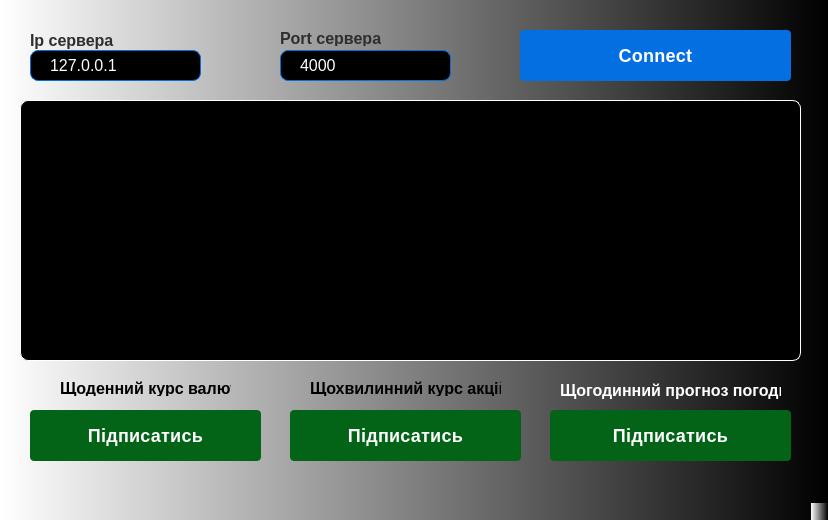
Old version of the form client/client.ui in the repository Chrustalov/BroadcastApp.
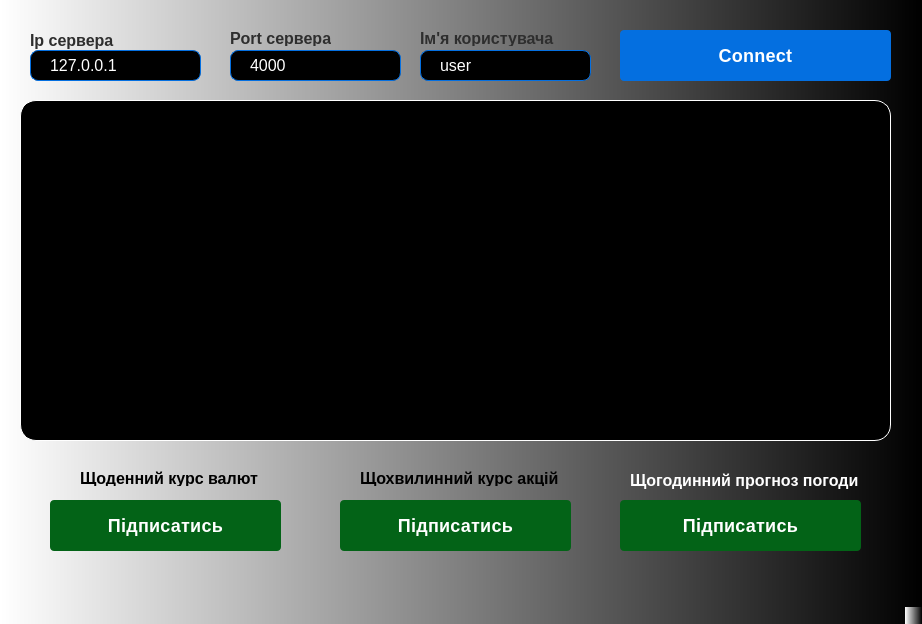
New version of the form.

Commit message: add design for client window

Patch:
```diff
--- a/client/client.ui
+++ b/client/client.ui
@@ -6,8 +6,8 @@
    <rect>
     <x>0</x>
     <y>0</y>
-    <width>828</width>
-    <height>520</height>
+    <width>922</width>
+    <height>624</height>
    </rect>
   </property>
   <property name="windowTitle">
@@ -21,7 +21,7 @@
    <widget class="QPushButton" name="connectServer">
     <property name="geometry">
      <rect>
-      <x>520</x>
+      <x>620</x>
       <y>30</y>
       <width>271</width>
       <height>51</height>
@@ -49,8 +49,8 @@
    <widget class="QPushButton" name="push_weather_forecast">
     <property name="geometry">
      <rect>
-      <x>550</x>
-      <y>410</y>
+      <x>620</x>
+      <y>500</y>
       <width>241</width>
       <height>51</height>
      </rect>
@@ -76,8 +76,8 @@
    <widget class="QPushButton" name="push_shares_rate">
     <property name="geometry">
      <rect>
-      <x>290</x>
-      <y>410</y>
+      <x>340</x>
+      <y>500</y>
       <width>231</width>
       <height>51</height>
      </rect>
@@ -103,8 +103,8 @@
    <widget class="QPushButton" name="push_exchange_rate">
     <property name="geometry">
      <rect>
-      <x>30</x>
-      <y>410</y>
+      <x>50</x>
+      <y>500</y>
       <width>231</width>
       <height>51</height>
      </rect>
@@ -130,9 +130,9 @@
    <widget class="QLabel" name="label">
     <property name="geometry">
      <rect>
-      <x>560</x>
-      <y>380</y>
-      <width>221</width>
+      <x>630</x>
+      <y>470</y>
+      <width>241</width>
       <height>20</height>
      </rect>
     </property>
@@ -149,9 +149,9 @@
    <widget class="QLabel" name="label_2">
     <property name="geometry">
      <rect>
-      <x>310</x>
-      <y>380</y>
-      <width>191</width>
+      <x>360</x>
+      <y>470</y>
+      <width>231</width>
       <height>16</height>
      </rect>
     </property>
@@ -168,9 +168,9 @@
    <widget class="QLabel" name="label_3">
     <property name="geometry">
      <rect>
-      <x>60</x>
-      <y>380</y>
-      <width>171</width>
+      <x>80</x>
+      <y>470</y>
+      <width>191</width>
       <height>16</height>
      </rect>
     </property>
@@ -230,7 +230,7 @@
    <widget class="QLabel" name="port_label">
     <property name="geometry">
      <rect>
-      <x>280</x>
+      <x>230</x>
       <y>30</y>
       <width>101</width>
       <height>16</height>
@@ -249,7 +249,7 @@
    <widget class="QLineEdit" name="port_input">
     <property name="geometry">
      <rect>
-      <x>280</x>
+      <x>230</x>
       <y>50</y>
       <width>171</width>
       <height>31</height>
@@ -275,15 +275,18 @@
      <rect>
       <x>20</x>
       <y>100</y>
-      <width>781</width>
-      <height>261</height>
+      <width>871</width>
+      <height>341</height>
      </rect>
     </property>
     <property name="styleSheet">
-     <string notr="true">border-radius: 8px;
+     <string notr="true">border-radius: 16px;
 border: 1px solid #fff;
 background: #000;
-color: #fff;</string>
+color: #fff;
+font-size: 16px;
+line-height: 1.3;
+padding: 10px;</string>
     </property>
     <property name="html">
      <string>&lt;!DOCTYPE HTML PUBLIC &quot;-//W3C//DTD HTML 4.0//EN&quot; &quot;http://www.w3.org/TR/REC-html40/strict.dtd&quot;&gt;
@@ -292,10 +295,53 @@
 hr { height: 1px; border-width: 0; }
 li.unchecked::marker { content: &quot;\2610&quot;; }
 li.checked::marker { content: &quot;\2612&quot;; }
-&lt;/style&gt;&lt;/head&gt;&lt;body style=&quot; font-family:'.AppleSystemUIFont'; font-size:13pt; font-weight:400; font-style:normal;&quot;&gt;
+&lt;/style&gt;&lt;/head&gt;&lt;body style=&quot; font-family:'.AppleSystemUIFont'; font-size:16px; font-weight:400; font-style:normal;&quot;&gt;
 &lt;p style=&quot;-qt-paragraph-type:empty; margin-top:0px; margin-bottom:0px; margin-left:0px; margin-right:0px; -qt-block-indent:0; text-indent:0px;&quot;&gt;&lt;br /&gt;&lt;/p&gt;&lt;/body&gt;&lt;/html&gt;</string>
     </property>
    </widget>
+   <widget class="QLineEdit" name="port_input_2">
+    <property name="geometry">
+     <rect>
+      <x>420</x>
+      <y>50</y>
+      <width>171</width>
+      <height>31</height>
+     </rect>
+    </property>
+    <property name="styleSheet">
+     <string notr="true">border-radius: 8px;
+border: 1px solid #046FE0;
+height: 50px;
+font-weight: 400;
+font-size: 16px;
+line-height: 1.5;
+color: #fff;
+background: #000;
+padding: 0 17px;</string>
+    </property>
+    <property name="text">
+     <string>user</string>
+    </property>
+   </widget>
+   <widget class="QLabel" name="port_label_2">
+    <property name="geometry">
+     <rect>
+      <x>420</x>
+      <y>30</y>
+      <width>141</width>
+      <height>16</height>
+     </rect>
+    </property>
+    <property name="styleSheet">
+     <string notr="true">font-weight: 500;
+font-size: 16px;
+color: #2e2e2e;
+background: transparent;</string>
+    </property>
+    <property name="text">
+     <string>Ім'я користувача</string>
+    </property>
+   </widget>
   </widget>
   <widget class="QMenuBar" name="menubar">
    <property name="geometry">
```
Left out of the diff: 2 changed lines with no effect on the pictures. The commit also changes 2 other files.
